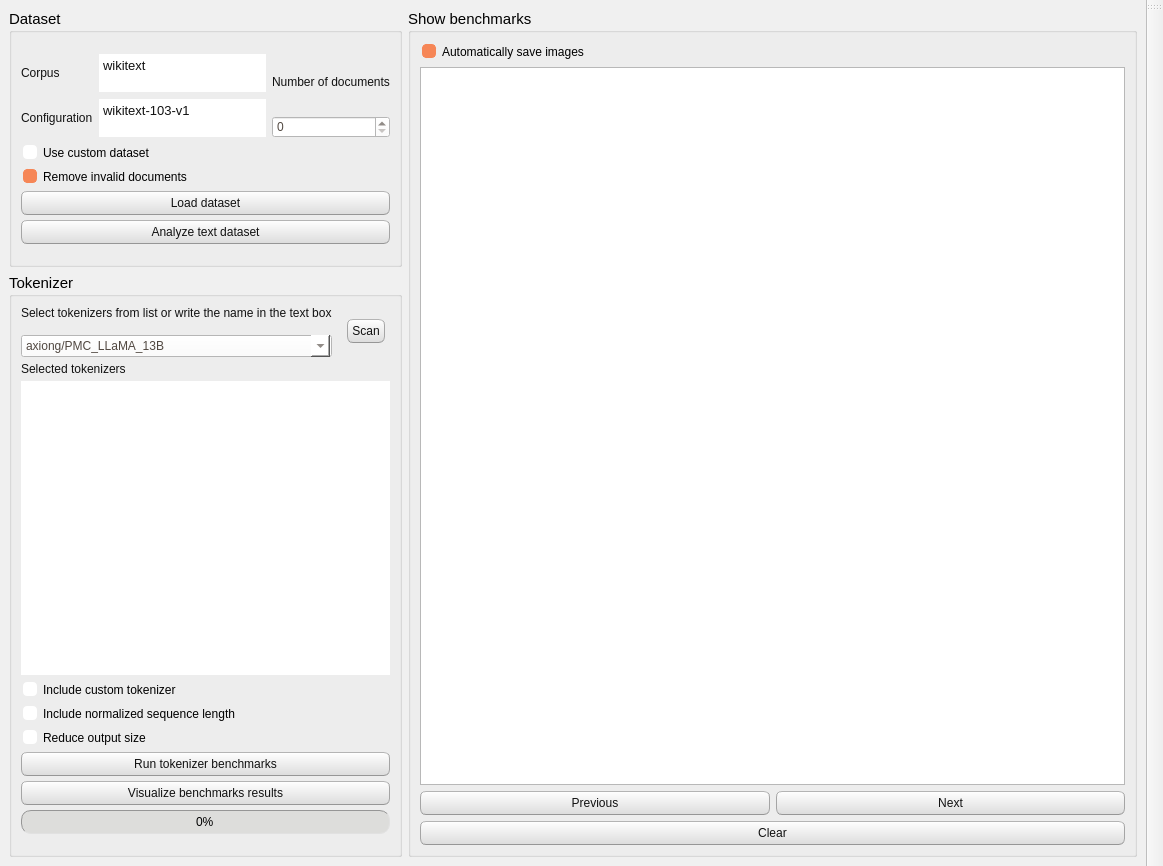
Above: TokenBenchy/commons/interface/layout/window_layout.ui from CTCycle/TKBEN-tokenizers-benchmarker before the change. Below: the same form after it.
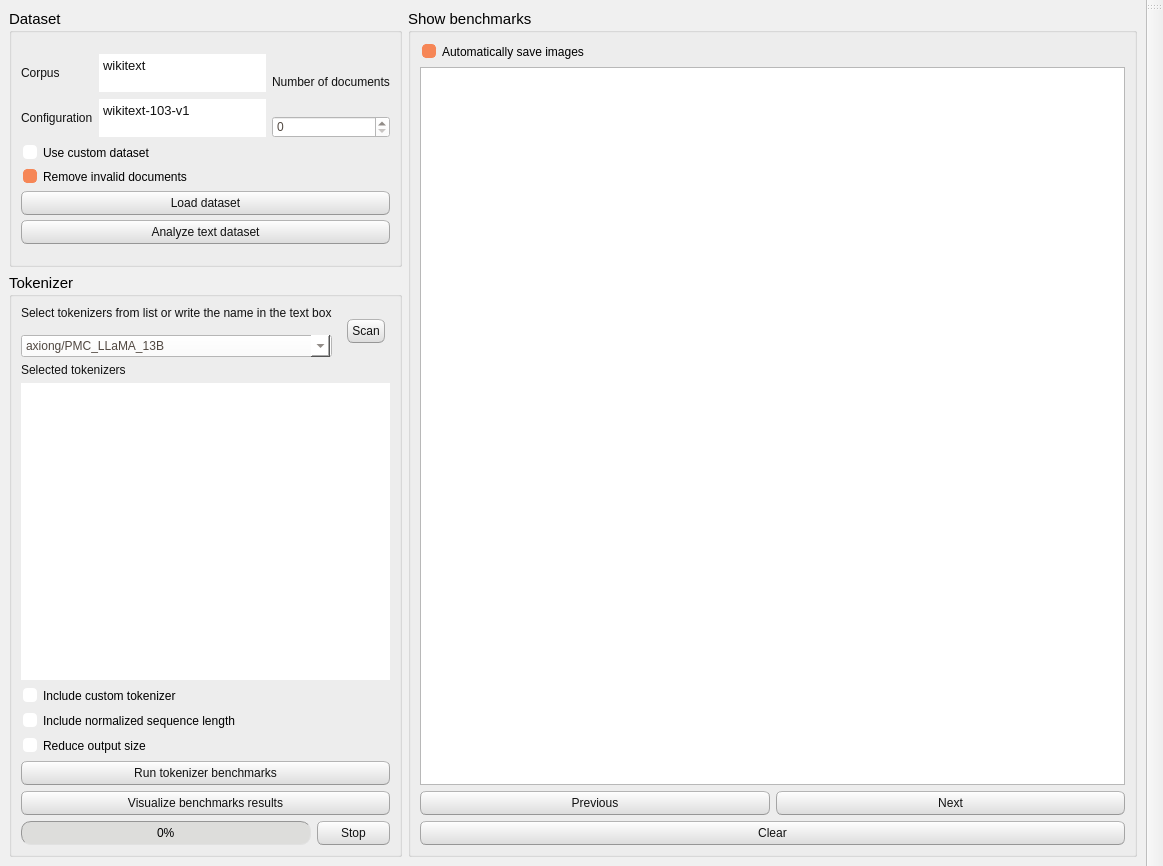
That is the form after the change.

Commit message: added stop button and started to implement logic for thread interruption

Patch:
```diff
--- a/TokenBenchy/commons/interface/layout/window_layout.ui
+++ b/TokenBenchy/commons/interface/layout/window_layout.ui
@@ -678,12 +678,6 @@
            <string>Tokenizer </string>
           </property>
           <layout class="QVBoxLayout" name="verticalLayout_3">
-           <property name="spacing">
-            <number>5</number>
-           </property>
-           <property name="bottomMargin">
-            <number>20</number>
-           </property>
            <item>
             <layout class="QHBoxLayout" name="horizontalLayout">
              <property name="spacing">
@@ -793,6 +787,8 @@
             </widget>
            </item>
            <item>
+            <layout class="QHBoxLayout" name="horizontalLayout_6" stretch="4,1">
+             <item>
             <widget class="QProgressBar" name="progressBar">
              <property name="maximumSize">
               <size>
@@ -804,6 +800,15 @@
               <number>0</number>
              </property>
             </widget>
+             </item>
+             <item>
+              <widget class="QPushButton" name="stopThread">
+               <property name="text">
+                <string>Stop</string>
+               </property>
+              </widget>
+             </item>
+            </layout>
            </item>
           </layout>
          </widget>
```
Lines whose indentation alone changed are shown as unchanged. The commit also changes 7 other files.
